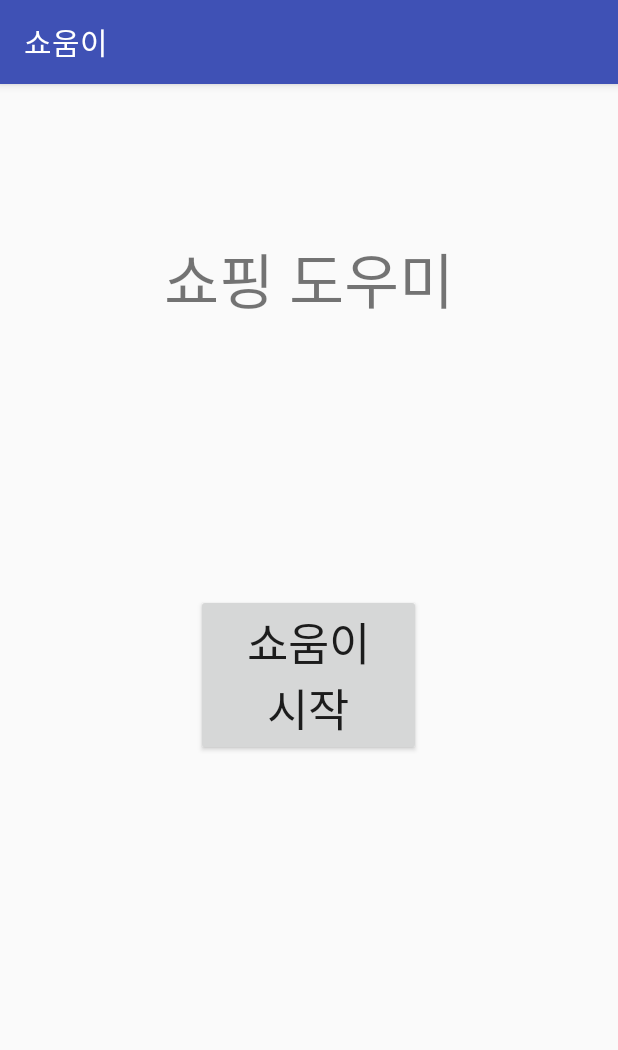
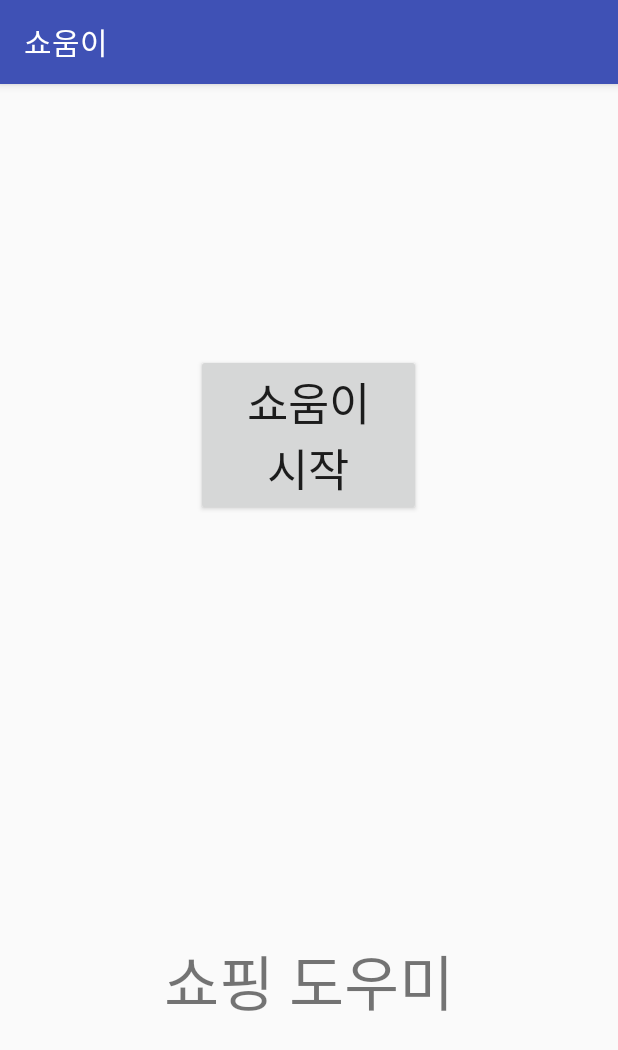
Before and after one commit to wltjs188/SHOWME, an Android app: the screen it shows after launch (MainActivity), on a phone screen of 412 x 824 dp. Shown: the top 1050 px of the screen. Run offline under Robolectric (Android 15) with nearby library versions, the light colour scheme and no system bars.

Commit message:
검색 수정

```diff
--- a/app/src/main/java/com/example/ds/final_project/Product.java
+++ b/app/src/main/java/com/example/ds/final_project/Product.java
@@ -116,7 +116,7 @@ public class Product {
 
     public int errorMessage(String productName, List optionValueList){
         if(productName==null||optionValueList.size()==0) {
-            Log.i("사이즈",""+optionValueList.size());
+//            Log.i("사이즈",""+optionValueList.size());
             return 0; //검색결과 없을때 0
         }
         else return 1; //검색결과 있을때 1
--- a/app/src/main/java/com/example/ds/final_project/ProductAdapter.java
+++ b/app/src/main/java/com/example/ds/final_project/ProductAdapter.java
@@ -71,7 +71,6 @@ public class ProductAdapter extends ArrayAdapter<Product> {
         //여기부터 이제 홀더객체 안의 각  위젯에 book객체의 각 멤버면수값들이랑 바인딩하면 됨ㅇㅇ
 //        holder.imageView.setImageResource(R.drawable.ic_launcher);
         int a=p.errorMessage(p.getProductName(),p.getOptionValueList());
-        Log.i("에러",""+a);
         if(a==0){ //검색결과 없을때
             holder.product_Info.setText("검색결과가 없습니다.");
         }
@@ -91,7 +90,8 @@ public class ProductAdapter extends ArrayAdapter<Product> {
         return productList.get(i).getProductDetailUrl();
     }
     public String getImage(int i){
-        return images.get(i+1);
+//        return images.get(i+1);
+        return productList.get(i).getProductImage();
     }
 
     class ImageDownLoader extends AsyncTask<String, Void, Bitmap>
--- a/app/src/main/java/com/example/ds/final_project/ProductInfo.java
+++ b/app/src/main/java/com/example/ds/final_project/ProductInfo.java
@@ -59,6 +59,7 @@ public class ProductInfo extends AppCompatActivity {
         Log.d("detailurl","상세정보 : "+productURL);
         productImg=(ImageView)findViewById(R.id.productImg);
         image=intent.getStringExtra("image");
+        Log.i("이미지",""+image);
         Glide.with(this).load(image).into(productImg);
 
         product_info.setText(info);
--- a/app/src/main/java/com/example/ds/final_project/ProductSearchService.java
+++ b/app/src/main/java/com/example/ds/final_project/ProductSearchService.java
@@ -22,7 +22,7 @@ public class ProductSearchService {
     //요청을 하기 위한 ID와 SECRET
     private static final String CLIENT_ID = "";
     private static final String CLIENT_SECRET = "";
-    private static final int PAGE_SIZE=20; //출력되는 상품수
+    private static final int PAGE_SIZE=30; //출력되는 상품수
     private int PAGE_NUM=1; //페이지번호
     private String sortCd="CP"; //정렬순 //CP:인기순 A:누적판매순 G:평가높은순 I:후기/리뷰많은순 L:낮은가격순 H:높은가격순 N:최근등록순
 
--- a/app/src/main/res/layout/activity_main.xml
+++ b/app/src/main/res/layout/activity_main.xml
@@ -5,6 +5,16 @@
     android:layout_height="match_parent"
     android:orientation="vertical"
     >
+
+
+    <Button
+        android:layout_width="150dp"
+        android:layout_height="wrap_content"
+        android:layout_gravity="center"
+        android:layout_margin="180dp"
+        android:onClick="onSearchClicked"
+        android:text="쇼움이\n시작"
+        android:textSize="30dp" />
 
     <TextView
         android:layout_width="wrap_content"
@@ -15,14 +25,7 @@
         android:layout_marginTop="100dp"
         />
 
-    <Button
-        android:layout_width="150dp"
-        android:layout_height="wrap_content"
-        android:layout_gravity="center"
-        android:layout_margin="180dp"
-        android:onClick="onSearchClicked"
-        android:text="쇼움이\n시작"
-        android:textSize="30dp" />
+
 
     <Button
         android:visibility="gone"
```
Also changed, not shown: app/src/main/java/com/example/ds/final_project/ShopActivity.java (+16 -3 lines).
